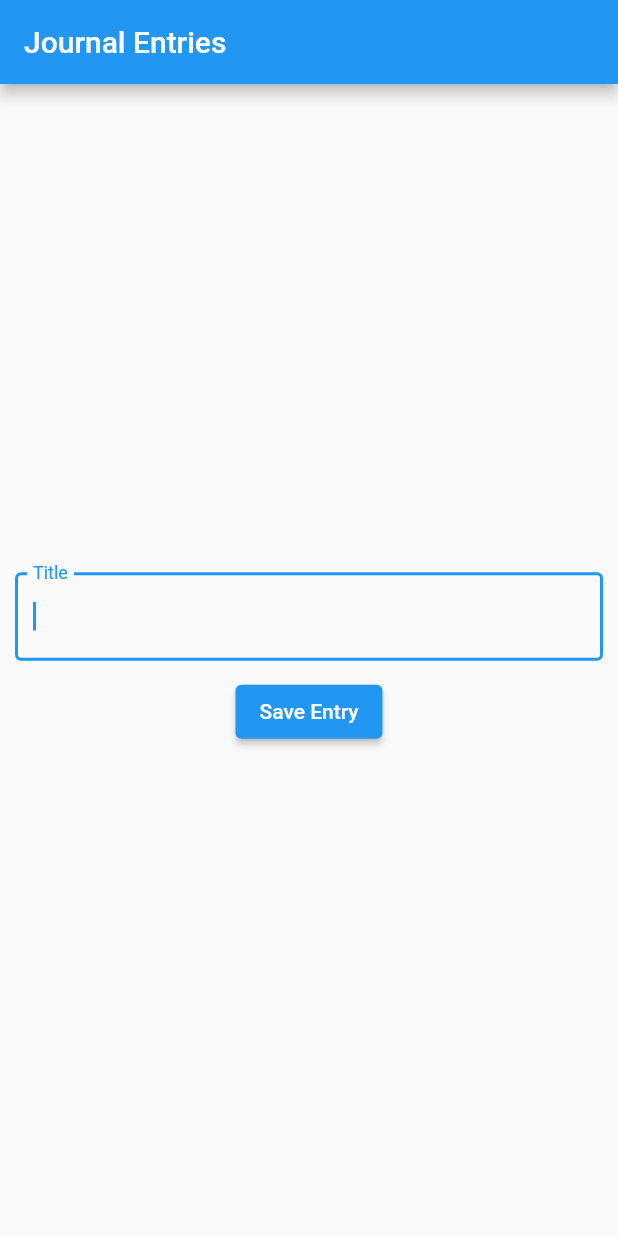
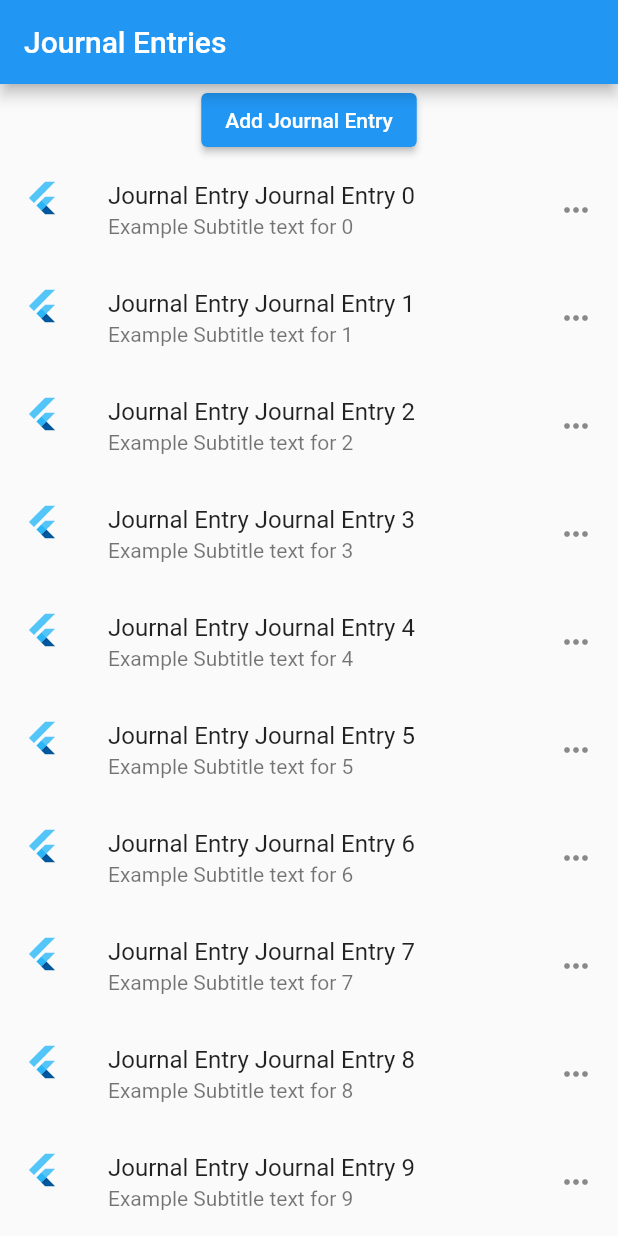
Before and after one commit to josephmchristy/journalapp, a Flutter app: the screen it shows after launch, on a phone screen of 412 x 824 dp. Run offline on Flutter 3.47's test engine with Material 2 defaults, Android fonts, the phone set to English and light mode, and no system bars.

Commit message:
Added basic navigation.

```diff
--- /dev/null
+++ b/lib/app.dart
@@ -0,0 +1,25 @@
+import 'package:flutter/material.dart';
+import 'package:journalapp/screens/journal_entry_list.dart';
+import 'package:journalapp/screens/new_entry.dart';
+
+class MyApp extends StatelessWidget {
+
+  const MyApp({Key? key}) : super(key: key);
+
+  static final routes = {
+    '/': (context) => const JournalEntryListScreen(),
+    'newEntry': (context) => const NewEntryScreen()
+  };
+
+  // This widget is the root of your application.
+  @override
+  Widget build(BuildContext context) {
+    return MaterialApp(
+      title: 'Flutter Demo',
+      theme: ThemeData(
+        primarySwatch: Colors.blue,
+      ),
+      routes: routes,
+    );
+  }
+}
--- a/lib/main.dart
+++ b/lib/main.dart
@@ -1,22 +1,7 @@
 import 'package:flutter/material.dart';
-import 'package:journalapp/screens/journal_entries.dart';
+
+import 'app.dart';
 
 void main() {
   runApp(const MyApp());
 }
-
-class MyApp extends StatelessWidget {
-  const MyApp({Key? key}) : super(key: key);
-
-  // This widget is the root of your application.
-  @override
-  Widget build(BuildContext context) {
-    return MaterialApp(
-      title: 'Flutter Demo',
-      theme: ThemeData(
-        primarySwatch: Colors.blue,
-      ),
-      home: JournalEntriesScreen(),
-    );
-  }
-}
--- a/lib/screens/journal_entries.dart
+++ /dev/null
@@ -1,34 +0,0 @@
-import 'package:flutter/material.dart';
-import 'package:journalapp/widgets/journal_entry_form.dart';
-
-class JournalEntriesScreen extends StatelessWidget {
-
-  static const routeKey = 'journal_entries';
-
-  JournalEntriesScreen({ Key? key }) : super(key: key);
-
-  final items = List<Map>.generate(1000, (i) {
-    return {
-      'title': 'Journal Entry $i',
-      'subtitle': 'Subtitle text for $i',
-    };
-  });
-
-  @override
-  Widget build(BuildContext context) {
-    return Scaffold(
-      appBar: AppBar(
-        title: const Text('Journal Entries'),
-      ),
-      // body: ListView.builder(itemBuilder: (context, index){
-      //   return ListTile(
-      //     leading: FlutterLogo(),
-      //     trailing: Icon(Icons.more_horiz),
-      //     title: Text('Journal Entry ${items[index]['title']}'),
-      //     subtitle: Text('Example ${items[index]['subtitle']}'),
-      //   );
-      // })
-      body: JournalEntryForm()
-    );
-  }
-}
--- /dev/null
+++ b/lib/screens/journal_entry_list.dart
@@ -0,0 +1,36 @@
+import 'package:flutter/material.dart';
+import 'package:journalapp/screens/new_entry.dart';
+import 'package:journalapp/widgets/journal_entries_scaffold.dart';
+
+class JournalEntryListScreen extends StatelessWidget {
+
+  static const routeKey = 'journal_entries';
+
+  const JournalEntryListScreen({ Key? key }) : super(key: key);
+
+
+
+  @override
+  Widget build(BuildContext context) {
+    return Scaffold(
+      appBar: AppBar(
+        title: const Text('Journal Entries'),
+      ),
+      body: Column(
+        children: [
+           ElevatedButton(
+            onPressed: (){
+              Navigator.push(
+                context,
+                MaterialPageRoute(
+                  builder: (context) => const NewEntryScreen())
+              );
+            },
+            child: const Text('Add Journal Entry')
+          ),
+          JournalEntriesScaffold(),
+        ],
+      )
+    );
+  }
+}
--- /dev/null
+++ b/lib/widgets/journal_entries_scaffold.dart
@@ -0,0 +1,29 @@
+import 'package:flutter/material.dart';
+
+class JournalEntriesScaffold extends StatelessWidget {
+
+  JournalEntriesScaffold({ Key? key }) : super(key: key);
+
+   final items = List<Map>.generate(1000, (i) {
+    return {
+      'title': 'Journal Entry $i',
+      'subtitle': 'Subtitle text for $i',
+    };
+  });
+
+  @override
+  Widget build(BuildContext context) {
+    return Expanded(
+      child: ListView.builder(
+        scrollDirection: Axis.vertical,
+        itemBuilder: (context, index){
+          return ListTile(
+            leading: const FlutterLogo(),
+            trailing: const Icon(Icons.more_horiz),
+            title: Text('Journal Entry ${items[index]['title']}'),
+            subtitle: Text('Example ${items[index]['subtitle']}'),
+          );
+      }),
+    );
+  }
+}
--- a/lib/widgets/journal_entry_form.dart
+++ b/lib/widgets/journal_entry_form.dart
@@ -1,16 +1,18 @@
-//import 'package:flutter/cupertino.dart';
 import 'package:flutter/material.dart';
+import 'package:journalapp/models/journal_entry.dart';
 
 class JournalEntryForm extends StatefulWidget {
 
-  JournalEntryForm({ Key? key }) : super(key: key);
+  const JournalEntryForm({ Key? key }) : super(key: key);
 
   @override
   State<JournalEntryForm> createState() => _JournalEntryFormState();
 }
 
 class _JournalEntryFormState extends State<JournalEntryForm> {
+
   final formKey = GlobalKey<FormState>();
+  final journalEntryFields = JournalEntryFields();
 
   @override
   Widget build(BuildContext context) {
@@ -28,6 +30,7 @@ class _JournalEntryFormState extends State<JournalEntryForm> {
               ),
               onSaved: (value) {
                 //Store value in some object
+                journalEntryFields.title = value!;
               },
               validator: (value) {
                 if (value!.isEmpty) {
@@ -41,7 +44,8 @@ class _JournalEntryFormState extends State<JournalEntryForm> {
             ElevatedButton(
               onPressed: () {
                 if (formKey.currentState!.validate()) {
-                  formKey.currentState!.save();
+                  //formKey.currentState!.save();
+                   Navigator.pop(context);
                 }
               },
               child: const Text('Save Entry')
```
Also changed, not shown: lib/screens/new_entry.dart (added, +30 -0 lines), 1 other file.
